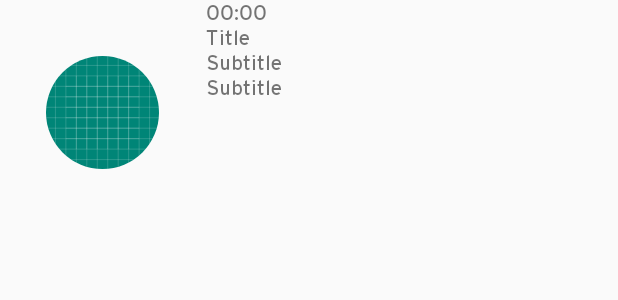
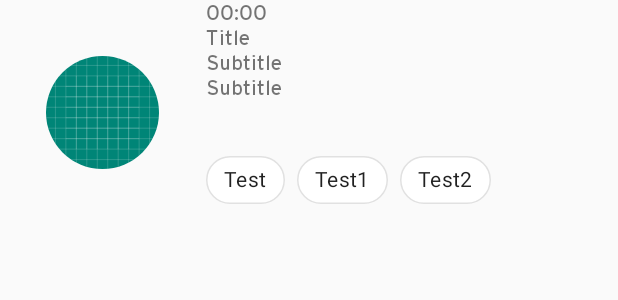
Before and after one commit to bearcatsdev/adab-android, an Android app: the layout item_layout_courses.xml on its own in the app's theme, with its tools: preview values and no code run, on a phone screen of 412 x 824 dp. Shown: the top 300 px of the screen. Run offline under Robolectric (Android 15) with nearby library versions, the phone set to English and light mode, and no system bars.

Commit message:
decrease material design for chips

```diff
--- a/app/build.gradle
+++ b/app/build.gradle
@@ -43,7 +43,7 @@ dependencies {
     implementation 'de.hdodenhof:circleimageview:3.0.0'
 
     // for chips
-    implementation 'com.google.android.material:material:1.1.0-alpha09'
+    implementation 'com.google.android.material:material:1.0.0-alpha1'
 
     // volley
     implementation 'com.android.volley:volley:1.1.1'
--- a/app/src/main/java/com/ambinusian/adab/ui/mainactivity/MainActivity.java
+++ b/app/src/main/java/com/ambinusian/adab/ui/mainactivity/MainActivity.java
@@ -46,10 +46,8 @@ public class MainActivity extends AppCompatActivity {
 
         //set up spinner
         SpinnerListSemester = mNavigationView.getHeaderView(0).findViewById(R.id.spinner_list_semesters);
-
         listSemester.add("2018 Semester 1");
         listSemester.add("2018 Semester 2");
-
         SpinnerListSemester.setAdapter(new ArrayAdapter<>(this,android.R.layout.simple_spinner_dropdown_item,listSemester));
 
         //icon menu clicked
@@ -62,6 +60,7 @@ public class MainActivity extends AppCompatActivity {
 
         //set first fragment launched
         getSupportFragmentManager().beginTransaction().replace(R.id.adab_fragment,new AllClassesFragment()).commit();
+        mNavigationView.setCheckedItem(R.id.menu_allClasses);
 
         //navigation item clicked
         mNavigationView.setNavigationItemSelectedListener(new NavigationView.OnNavigationItemSelectedListener() {
@@ -91,7 +90,7 @@ public class MainActivity extends AppCompatActivity {
             }
         });
 
-        startActivity(new Intent(MainActivity.this, LoginActivity.class));
+//        startActivity(new Intent(MainActivity.this, LoginActivity.class));
     }
 
 }
--- a/app/src/main/java/com/ambinusian/adab/ui/mainactivity/courses/recyclerview/CourseAdapter.java
+++ b/app/src/main/java/com/ambinusian/adab/ui/mainactivity/courses/recyclerview/CourseAdapter.java
@@ -42,9 +42,9 @@ public class CourseAdapter extends RecyclerView.Adapter<CourseHolder> {
         holder.classMeeting.setText(item.getClassMeeting());
 
         //Chip
-//        holder.courseCode.setText(item.getCourseCode());
-//        holder.classCode.setText(item.getClassCode());
-//        holder.classType.setText(item.getClassType());
+        holder.courseCode.setText(item.getCourseCode());
+        holder.classCode.setText(item.getClassCode());
+        holder.classType.setText(item.getClassType());
 
         int classIcon = item.getClassIcon();
         //set classIcon
--- a/app/src/main/java/com/ambinusian/adab/ui/mainactivity/courses/recyclerview/CourseHolder.java
+++ b/app/src/main/java/com/ambinusian/adab/ui/mainactivity/courses/recyclerview/CourseHolder.java
@@ -10,7 +10,7 @@ import com.google.android.material.chip.Chip;
 
 public class CourseHolder extends RecyclerView.ViewHolder {
     TextView classTime, classTitle, courses,classMeeting;
-//    Chip courseCode, classCode, classType;
+    Chip courseCode, classCode, classType;
     ImageView classIcon;
 
     public CourseHolder(@NonNull View itemView) {
@@ -23,8 +23,8 @@ public class CourseHolder extends RecyclerView.ViewHolder {
         classIcon = itemView.findViewById(R.id.classIcon);
 
 //        Chip
-//        courseCode = itemView.findViewById(R.id.chip_coursesCode);
-//        classCode = itemView.findViewById(R.id.chip_classCode);
-//        classType = itemView.findViewById(R.id.chip_classType);
+        courseCode = itemView.findViewById(R.id.chip_coursesCode);
+        classCode = itemView.findViewById(R.id.chip_classCode);
+        classType = itemView.findViewById(R.id.chip_classType);
     }
 }
--- a/app/src/main/res/layout/item_layout_courses.xml
+++ b/app/src/main/res/layout/item_layout_courses.xml
@@ -28,8 +28,9 @@
             android:orientation="vertical">
             <LinearLayout
                 android:layout_width="match_parent"
-                android:layout_height="match_parent"
+                android:layout_height="wrap_content"
                 android:orientation="vertical"
+                android:layout_weight="5"
                 >
                 <TextView
                     android:layout_width="wrap_content"
@@ -57,37 +58,50 @@
 
             <LinearLayout
                 android:layout_width="match_parent"
-                android:layout_height="match_parent"
+                android:layout_height="wrap_content"
+                android:layout_weight="1"
                 android:orientation="horizontal">
 
-                <!--<com.google.android.material.chip.ChipGroup-->
-                    <!--android:layout_width="match_parent"-->
-                    <!--android:layout_height="wrap_content">-->
+                <com.google.android.material.chip.ChipGroup
+                    android:layout_width="match_parent"
+                    android:layout_height="wrap_content">
 
-                    <!--<com.google.android.material.chip.Chip-->
-                        <!--android:id="@+id/chip_coursesCode"-->
-                        <!--android:layout_width="wrap_content"-->
-                        <!--android:layout_height="wrap_content"-->
-                        <!--android:fontFamily="@font/interstate"-->
-                        <!--android:text="Test"-->
-                        <!--app:chipBackgroundColor="#ffffff"-->
-                        <!--app:chipStrokeColor="#E1E1E1"-->
-                        <!--app:chipStrokeWidth="1dp" />-->
+                    <com.google.android.material.chip.Chip
+                        android:id="@+id/chip_coursesCode"
+                        android:layout_width="wrap_content"
+                        android:layout_height="wrap_content"
+                        android:fontFamily="@font/interstate"
+                        android:text="Test"
+                        android:gravity="center"
+                        android:padding="10dp"
+                        app:chipBackgroundColor="#ffffff"
+                        app:chipStrokeColor="#E1E1E1"
+                        app:chipStrokeWidth="1dp" />
 
-                    <!--<com.google.android.material.chip.Chip-->
-                        <!--android:id="@+id/chip_classCode"-->
-                        <!--android:layout_width="wrap_content"-->
-                        <!--android:layout_height="wrap_content"-->
-                        <!--android:fontFamily="@font/interstate"-->
-                        <!--android:text="Test1" />-->
+                    <com.google.android.material.chip.Chip
+                        android:id="@+id/chip_classCode"
+                        android:layout_width="wrap_content"
+                        android:layout_height="wrap_content"
+                        android:fontFamily="@font/interstate"
+                        android:gravity="center"
+                        android:padding="10dp"
+                        app:chipBackgroundColor="#ffffff"
+                        app:chipStrokeColor="#E1E1E1"
+                        app:chipStrokeWidth="1dp"
+                        android:text="Test1" />
 
-                    <!--<com.google.android.material.chip.Chip-->
-                        <!--android:id="@+id/chip_classType"-->
-                        <!--android:layout_width="wrap_content"-->
-                        <!--android:layout_height="wrap_content"-->
-                        <!--android:fontFamily="@font/interstate"-->
-                        <!--android:text="Test2" />-->
-                <!--</com.google.android.material.chip.ChipGroup>-->
+                    <com.google.android.material.chip.Chip
+                        android:id="@+id/chip_classType"
+                        android:layout_width="wrap_content"
+                        android:layout_height="wrap_content"
+                        android:fontFamily="@font/interstate"
+                        android:gravity="center"
+                        android:padding="10dp"
+                        app:chipBackgroundColor="#ffffff"
+                        app:chipStrokeColor="#E1E1E1"
+                        app:chipStrokeWidth="1dp"
+                        android:text="Test2" />
+                </com.google.android.material.chip.ChipGroup>
             </LinearLayout>
 
         </LinearLayout>
```
